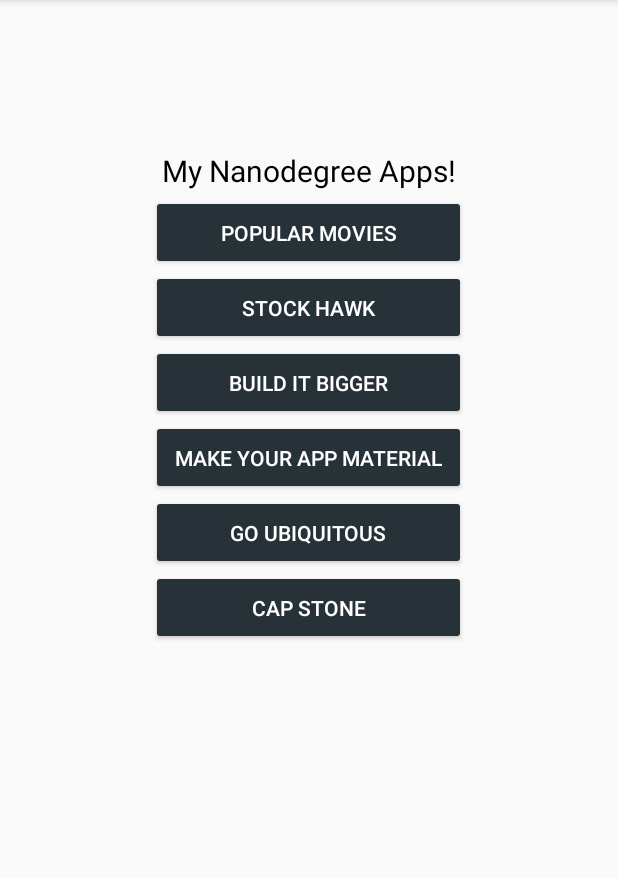
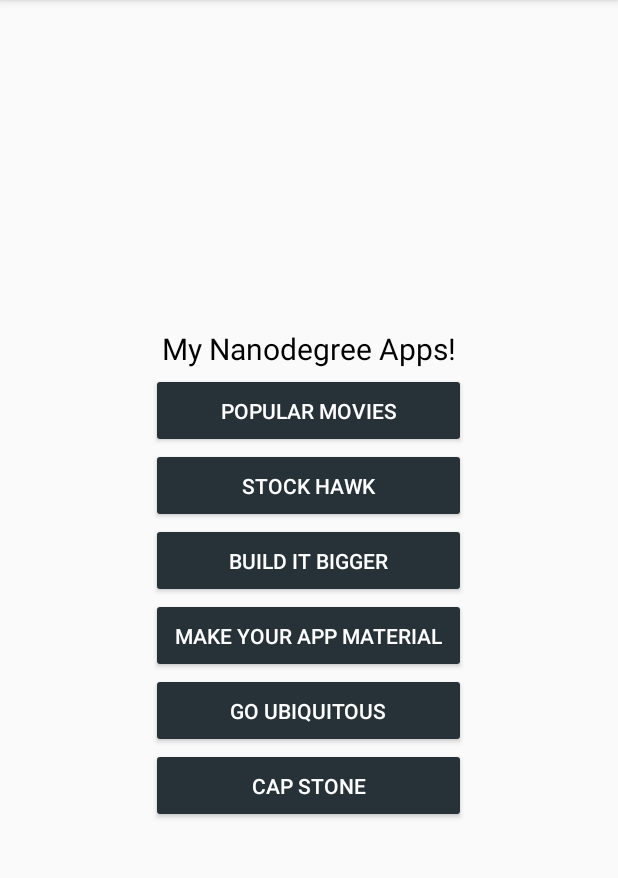
Before and after one commit to LeoIsasmendi/udacity, an Android app: the screen it shows after launch (MainActivity), on a phone screen of 412 x 824 dp, the part 84-962 px from its top. Run offline under Robolectric (Android 15) with nearby library versions, the phone set to English and light mode, and no system bars.

Commit message:
[portfolio] Added scrollview and dimensions

```diff
--- a/MyAppPortfolio/app/src/main/res/layout/activity_main.xml
+++ b/MyAppPortfolio/app/src/main/res/layout/activity_main.xml
@@ -1,59 +1,61 @@
 <?xml version="1.0" encoding="utf-8"?>
-<RelativeLayout xmlns:android="http://schemas.android.com/apk/res/android"
+
+<ScrollView xmlns:android="http://schemas.android.com/apk/res/android"
     xmlns:tools="http://schemas.android.com/tools"
+    tools:context="com.example.android.myappportfolio.MainActivity"
     android:layout_width="match_parent"
     android:layout_height="match_parent"
-    android:orientation="vertical"
-    android:paddingTop="100dp"
-    tools:context="com.example.android.myappportfolio.MainActivity">
+    android:fillViewport="true">
+
+
+    <LinearLayout
+        android:layout_width="match_parent"
+        android:layout_height="wrap_content"
+        android:gravity="center"
+        android:orientation="vertical">
 
         <TextView
             android:id="@+id/textView"
             style="@style/style_title"
-        android:layout_height="30dp"
+            android:layout_height="@dimen/title_text_height"
             android:text="@string/title"
             android:textAlignment="center"
-        android:textSize="20sp" />
+            android:textSize="@dimen/title_text_size" />
 
         <Button
             android:id="@+id/button1"
             style="@style/style_btn"
-        android:layout_below="@id/textView"
             android:onClick="onClick"
             android:text="@string/btn1_txt" />
 
         <Button
             android:id="@+id/button2"
             style="@style/style_btn"
-        android:layout_below="@id/button1"
             android:onClick="onClick"
             android:text="@string/btn2_txt" />
 
         <Button
             android:id="@+id/button3"
             style="@style/style_btn"
-        android:layout_below="@id/button2"
             android:onClick="onClick"
             android:text="@string/btn3_txt" />
 
         <Button
             android:id="@+id/button4"
             style="@style/style_btn"
-        android:layout_below="@id/button3"
             android:onClick="onClick"
             android:text="@string/btn4_txt" />
 
         <Button
             android:id="@+id/button5"
             style="@style/style_btn"
-        android:layout_below="@id/button4"
             android:onClick="onClick"
             android:text="@string/btn5_txt" />
 
         <Button
             android:id="@+id/button6"
             style="@style/style_btn"
-        android:layout_below="@id/button5"
             android:onClick="onClick"
             android:text="@string/btn6_txt" />
-</RelativeLayout>
+    </LinearLayout>
+</ScrollView>
--- a/MyAppPortfolio/app/src/main/res/values/dimens.xml
+++ b/MyAppPortfolio/app/src/main/res/values/dimens.xml
@@ -2,4 +2,6 @@
     <!-- Default screen margins, per the Android Design guidelines. -->
     <dimen name="activity_horizontal_margin">16dp</dimen>
     <dimen name="activity_vertical_margin">16dp</dimen>
+    <dimen name="title_text_size">20sp</dimen>
+    <dimen name="title_text_height">30dp</dimen>
 </resources>
```
Lines whose indentation alone changed are shown as unchanged.
